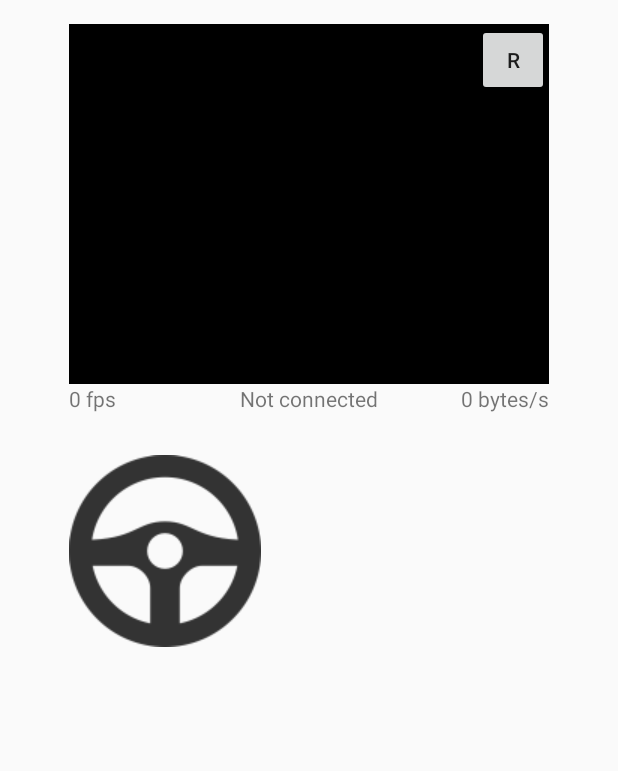
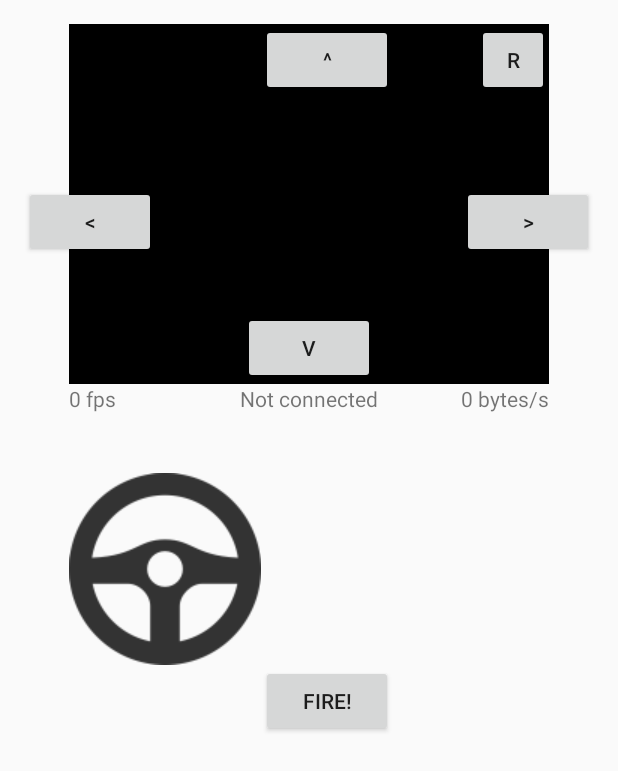
Before and after one commit to jackpf/PiRover, an Android app: the screen it shows after launch (MainActivity), on a phone screen of 412 x 824 dp. Shown: the top 771 px of the screen. Run offline under Robolectric (Android 15) with nearby library versions, the phone set to English and light mode, and no system bars; libraries missing offline, so code that uses them is left out: org.apache.commons; 1 statement that could not run was skipped.

Commit message:
Launcher app controls

```diff
--- a/app/Android/app/build.gradle
+++ b/app/Android/app/build.gradle
@@ -24,6 +24,6 @@ android {
 dependencies {
     compile 'com.android.support:appcompat-v7:20.0.0'
     compile 'com.android.support:support-v4:20.0.0'
-    compile 'commons-io:commons-io:2.4'
+    //compile 'commons-io:commons-io:2.4'
     compile 'commons-lang:commons-lang:2.3'
 }
--- a/app/Android/app/src/main/java/com/jackpf/pirover/MainActivity.java
+++ b/app/Android/app/src/main/java/com/jackpf/pirover/MainActivity.java
@@ -17,15 +17,20 @@ import com.jackpf.pirover.Camera.StreamStats;
 import com.jackpf.pirover.Client.Client;
 import com.jackpf.pirover.Controller.AccelerometerController;
 import com.jackpf.pirover.Controller.Controller;
+import com.jackpf.pirover.Controller.ControllerCommand;
+import com.jackpf.pirover.Controller.Launcher;
 import com.jackpf.pirover.Model.Request;
 import com.jackpf.pirover.Model.RequestResponse;
 import com.jackpf.pirover.Request.BroadcastRequest;
 import com.jackpf.pirover.Request.CameraRequest;
 import com.jackpf.pirover.Request.ControlRequest;
 import com.jackpf.pirover.RequestThread.Callback;
+import com.jackpf.pirover.Service.Utils;
 import com.jackpf.pirover.View.BroadcastUI;
 import com.jackpf.pirover.View.CameraUI;
 import com.jackpf.pirover.View.ControllerUI;
+
+import org.apache.commons.lang.ArrayUtils;
 
 import java.util.Observable;
 import java.util.Observer;
@@ -51,6 +56,11 @@ public class MainActivity extends Activity implements Observer
      * Controller instance
      */
     protected Controller controller;
+
+    /**
+     * Launcher instance
+     */
+    protected Launcher launcher;
 
     /**
      * Recorder instance
@@ -91,6 +101,8 @@ public class MainActivity extends Activity implements Observer
 
         controller      = new Controller();
         controller.addObserver(this);
+        launcher        = new Launcher();
+        launcher.addObserver(this);
 
         streamStats     = new StreamStats();
         recorder        = new Recorder(streamStats);
@@ -101,7 +113,7 @@ public class MainActivity extends Activity implements Observer
         cameraRequest   = new CameraRequest(cameraClient, recorder);
         controlRequest  = new ControlRequest(controlClient, controller);
 
-        initialiseUI(new CameraUI(this, recorder), new ControllerUI(this, controller), new BroadcastUI(this));
+        initialiseUI(new CameraUI(this, recorder), new ControllerUI(this, controller, launcher), new BroadcastUI(this));
 
         if (preferences.getBoolean(getString(R.string.pref_gyroscope_key), Boolean.valueOf(getString(R.string.pref_gyroscope_default)))) {
             accelerometerController =
@@ -229,7 +241,7 @@ public class MainActivity extends Activity implements Observer
                     }
                 }
             })
-            .execute(preferences.getString(getString(R.string.pref_broadcast_port_key), getString(R.string.pref_broadcast_port_default)), manualIp);
+            .execute(Integer.parseInt(preferences.getString(getString(R.string.pref_broadcast_port_key), getString(R.string.pref_broadcast_port_default))), manualIp);
     }
 
     /**
@@ -261,7 +273,7 @@ public class MainActivity extends Activity implements Observer
         });
 
         if (ip != null && ports != null) {
-            cameraThread.execute(ip, ports.get("camera"));
+            cameraThread.execute(ip, Integer.parseInt(ports.get("camera")));
         }
     }
 
@@ -279,7 +291,26 @@ public class MainActivity extends Activity implements Observer
             controlThread = new RequestThread(controlRequest);
 
             if (ip != null && ports != null) {
-                controlThread.execute(ip, ports.get("control"));
+                byte[] buf = ArrayUtils.addAll(
+                    Utils.intToByteArray(controller.getAcceleration()),
+                    Utils.intToByteArray(controller.getSteering())
+                );
+
+                controlThread.execute(ip, Integer.parseInt(ports.get("control")), new ControllerCommand(0x0, buf));
+            }
+        } else if (observer instanceof Launcher) {
+            if (controlThread instanceof RequestThread) {
+                controlThread.cancel(true);
+            }
+
+            controlThread = new RequestThread(controlRequest);
+
+            if (ip != null && ports != null) {
+                controlThread.execute(
+                    ip,
+                    Integer.parseInt(ports.get("control")),
+                    new ControllerCommand(0x1, Utils.intToByteArray((Integer) data))
+                );
             }
         }
     }
--- a/app/Android/app/src/main/java/com/jackpf/pirover/Model/Request.java
+++ b/app/Android/app/src/main/java/com/jackpf/pirover/Model/Request.java
@@ -27,7 +27,7 @@ public abstract class Request
      * @return
      * @throws Exception
      */
-    public abstract RequestResponse call(String ...args) throws Exception;
+    public abstract RequestResponse call(Object ...args) throws Exception;
 
     /**
      * Called before request
--- a/app/Android/app/src/main/java/com/jackpf/pirover/Request/BroadcastRequest.java
+++ b/app/Android/app/src/main/java/com/jackpf/pirover/Request/BroadcastRequest.java
@@ -1,10 +1,4 @@
 package com.jackpf.pirover.Request;
-
-import java.io.IOException;
-import java.net.DatagramPacket;
-import java.net.DatagramSocket;
-import java.net.InetAddress;
-import java.net.SocketTimeoutException;
 
 import android.net.ConnectivityManager;
 import android.net.wifi.WifiManager;
@@ -17,6 +11,12 @@ import com.jackpf.pirover.Broadcast.TimeoutException;
 import com.jackpf.pirover.Model.Request;
 import com.jackpf.pirover.Model.RequestResponse;
 import com.jackpf.pirover.Service.Utils;
+
+import java.io.IOException;
+import java.net.DatagramPacket;
+import java.net.DatagramSocket;
+import java.net.InetAddress;
+import java.net.SocketTimeoutException;
 
 public class BroadcastRequest extends Request
 {
@@ -34,12 +34,12 @@ public class BroadcastRequest extends Request
     }
 
     @Override
-    public RequestResponse call(String ...args) throws ConnectionException, TimeoutException, IOException
+    public RequestResponse call(Object ...args) throws ConnectionException, TimeoutException, IOException
     {
         RequestResponse response = new RequestResponse();
 
-        int port = Integer.parseInt(args[0]);
-        String manualIp = args.length > 1 ? args[1] : null;
+        Integer port = (Integer) args[0];
+        String manualIp = args.length > 1 ? (String) args[1] : null;
 
         for (int retries = 0; !broadcastResolver.packetIsValid() && retries < 5; retries++) {
             if (!cm.getNetworkInfo(ConnectivityManager.TYPE_WIFI).isConnected()) {
--- a/app/Android/app/src/main/java/com/jackpf/pirover/Request/PlaybackRequest.java
+++ b/app/Android/app/src/main/java/com/jackpf/pirover/Request/PlaybackRequest.java
@@ -20,7 +20,7 @@ public class PlaybackRequest extends Request
     }
 
     @Override
-    public RequestResponse call(String ...args) throws ClientException, IOException
+    public RequestResponse call(Object ...args) throws ClientException, IOException
     {
         if (!video.isLoaded()) {
             video.load().isPlaying(true);
--- a/app/Android/app/src/main/java/com/jackpf/pirover/RequestThread.java
+++ b/app/Android/app/src/main/java/com/jackpf/pirover/RequestThread.java
@@ -11,7 +11,7 @@ import com.jackpf.pirover.Model.UI;
  * Network thread
  * Performs all api requests
  */
-public class RequestThread extends AsyncTask<String, Void, Void>
+public class RequestThread extends AsyncTask<Object, Void, Void>
 {
     /**
      * Api request to call
@@ -93,7 +93,7 @@ public class RequestThread extends AsyncTask<String, Void, Void>
      * @param params
      */
     @Override
-    protected Void doInBackground(String... params)
+    protected Void doInBackground(Object... params)
     {
         try {
             // Just set the vars to the response
--- a/app/Android/app/src/main/java/com/jackpf/pirover/View/ControllerUI.java
+++ b/app/Android/app/src/main/java/com/jackpf/pirover/View/ControllerUI.java
@@ -1,24 +1,29 @@
 package com.jackpf.pirover.View;
 
 import android.graphics.Matrix;
+import android.widget.Button;
 import android.widget.ImageView;
 
 import com.jackpf.pirover.Controller.Controller;
+import com.jackpf.pirover.Controller.Launcher;
 import com.jackpf.pirover.MainActivity;
 import com.jackpf.pirover.Model.UI;
 import com.jackpf.pirover.R;
 import com.jackpf.pirover.View.EventListener.AcceleratorListener;
+import com.jackpf.pirover.View.EventListener.LauncherListener;
 import com.jackpf.pirover.View.EventListener.SteeringWheelListener;
 
 public class ControllerUI extends UI<MainActivity>
 {
     private Controller controller;
+    private Launcher launcher;
 
-    public ControllerUI(MainActivity activity, Controller controller)
+    public ControllerUI(MainActivity activity, Controller controller, Launcher launcher)
     {
         super(activity);
 
         this.controller = controller;
+        this.launcher = launcher;
     }
 
     @Override
@@ -34,6 +39,14 @@ public class ControllerUI extends UI<MainActivity>
         ivAccelerator.setOnTouchListener(new AcceleratorListener(controller, ivAccelerator));
         controller.addObserver(new AcceleratorListener(controller, ivAccelerator));
 
+        // Launcher touch listeners
+        LauncherListener launcherListener = new LauncherListener(launcher);
+        ((Button) activity.findViewById(R.id.launcher_left)).setOnTouchListener(launcherListener);
+        ((Button) activity.findViewById(R.id.launcher_right)).setOnTouchListener(launcherListener);
+        ((Button) activity.findViewById(R.id.launcher_up)).setOnTouchListener(launcherListener);
+        ((Button) activity.findViewById(R.id.launcher_down)).setOnTouchListener(launcherListener);
+        ((Button) activity.findViewById(R.id.launcher_fire)).setOnTouchListener(launcherListener);
+
         /* Initially translate to the bottom
            ivAccelerator.getHeight() seems to return 0 at this point
            So 288 is hard coded (height - drawable height)
--- a/app/Android/app/src/main/res/layout/activity_main.xml
+++ b/app/Android/app/src/main/res/layout/activity_main.xml
@@ -21,12 +21,12 @@
         android:id="@+id/steering_wheel"
         android:layout_width="128sp"
         android:layout_height="128sp"
-        android:layout_alignLeft="@+id/fps_counter"
-        android:layout_below="@+id/fps_counter"
-        android:layout_marginTop="28dp"
         android:scaleType="matrix"
         android:src="@drawable/steering_wheel"
-        android:contentDescription="@string/controller_steering_wheel" />
+        android:contentDescription="@string/controller_steering_wheel"
+        android:layout_below="@+id/camera_status"
+        android:layout_alignStart="@+id/fps_counter"
+        android:layout_marginTop="40dp"/>
 
     <TextView
         android:id="@+id/camera_status"
@@ -72,4 +72,45 @@
         android:layout_alignLeft="@+id/camera"
         android:text="@string/camera_fps_count_default" />
 
+    <Button
+        android:layout_width="wrap_content"
+        android:layout_height="wrap_content"
+        android:text="^"
+        android:id="@+id/launcher_up"
+        android:layout_toEndOf="@+id/steering_wheel"
+        android:layout_alignParentTop="true"/>
+
+    <Button
+        android:layout_width="wrap_content"
+        android:layout_height="wrap_content"
+        android:text="&lt;"
+        android:id="@+id/launcher_left"
+        android:layout_below="@+id/launcher_up"
+        android:layout_alignParentStart="true"
+        android:layout_marginTop="60dp"/>
+
+    <Button
+        android:layout_width="wrap_content"
+        android:layout_height="wrap_content"
+        android:text=">"
+        android:id="@+id/launcher_right"
+        android:layout_alignTop="@+id/launcher_left"
+        android:layout_alignParentRight="true"/>
+
+    <Button
+        android:layout_width="wrap_content"
+        android:layout_height="wrap_content"
+        android:text="v"
+        android:id="@+id/launcher_down"
+        android:layout_above="@+id/camera_status"
+        android:layout_centerHorizontal="true"/>
+
+    <Button
+        android:layout_width="wrap_content"
+        android:layout_height="wrap_content"
+        android:text="Fire!"
+        android:id="@+id/launcher_fire"
+        android:layout_below="@+id/steering_wheel"
+        android:layout_alignEnd="@+id/launcher_up"/>
+
 </RelativeLayout>
```
Also changed, not shown: app/Android/app/src/main/java/com/jackpf/pirover/Controller/Client.java (+3 -18 lines), app/Android/app/src/main/java/com/jackpf/pirover/Controller/ControllerCommand.java (added, +13 -0 lines), app/Android/app/src/main/java/com/jackpf/pirover/Controller/Launcher.java (added, +50 -0 lines), app/Android/app/src/main/java/com/jackpf/pirover/Request/BrowseRequest.java (+9 -9 lines), app/Android/app/src/main/java/com/jackpf/pirover/Request/CameraRequest.java (+6 -7 lines), app/Android/app/src/main/java/com/jackpf/pirover/Request/ControlRequest.java (+7 -7 lines), app/Android/app/src/main/java/com/jackpf/pirover/View/EventListener/LauncherListener.java (added, +61 -0 lines), 1 other file.
